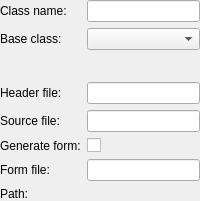
Above: src/libs/utils/newclasswidget.ui from heiheshang/ananas-creator before the change. Below: the same form after it.
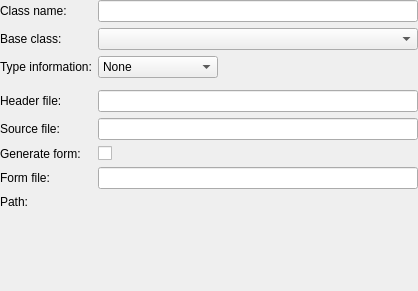
That is the form after the change. Custom widgets are drawn as their Qt base class.

The edit to the form file:
```diff
--- a/src/libs/utils/newclasswidget.ui
+++ b/src/libs/utils/newclasswidget.ui
@@ -1,7 +1,15 @@
 <?xml version="1.0" encoding="UTF-8"?>
 <ui version="4.0">
- <class>Core::Utils::NewClassWidget</class>
- <widget class="QWidget" name="Core::Utils::NewClassWidget">
+ <class>Utils::NewClassWidget</class>
+ <widget class="QWidget" name="Utils::NewClassWidget">
+  <property name="geometry">
+   <rect>
+    <x>0</x>
+    <y>0</y>
+    <width>418</width>
+    <height>291</height>
+   </rect>
+  </property>
   <layout class="QFormLayout" name="formLayout">
    <property name="fieldGrowthPolicy">
     <enum>QFormLayout::ExpandingFieldsGrow</enum>
@@ -17,7 +25,7 @@
     </widget>
    </item>
    <item row="0" column="1">
-    <widget class="Core::Utils::ClassNameValidatingLineEdit" name="classLineEdit"/>
+    <widget class="Utils::ClassNameValidatingLineEdit" name="classLineEdit"/>
    </item>
    <item row="1" column="0">
     <widget class="QLabel" name="baseClassLabel">
@@ -37,110 +45,136 @@
     </widget>
    </item>
    <item row="2" column="0">
-    <spacer name="verticalSpacer">
-     <property name="orientation">
-      <enum>Qt::Vertical</enum>
+    <widget class="QLabel" name="classTypeLabel">
+     <property name="text">
+      <string>Type information:</string>
      </property>
-     <property name="sizeType">
-      <enum>QSizePolicy::Fixed</enum>
-     </property>
-     <property name="sizeHint" stdset="0">
-      <size>
-       <width>20</width>
-       <height>20</height>
-      </size>
-     </property>
-    </spacer>
+    </widget>
    </item>
    <item row="2" column="1">
-    <spacer name="verticalSpacer_2">
-     <property name="orientation">
-      <enum>Qt::Vertical</enum>
-     </property>
-     <property name="sizeType">
-      <enum>QSizePolicy::Fixed</enum>
-     </property>
-     <property name="sizeHint" stdset="0">
-      <size>
-       <width>20</width>
-       <height>20</height>
-      </size>
-     </property>
-    </spacer>
+    <widget class="QComboBox" name="classTypeComboBox">
+     <item>
+      <property name="text">
+       <string>None</string>
+      </property>
+     </item>
+     <item>
+      <property name="text">
+       <string>Inherits QObject</string>
+      </property>
+     </item>
+     <item>
+      <property name="text">
+       <string>Inherits QWidget</string>
+      </property>
+     </item>
+    </widget>
    </item>
    <item row="3" column="0">
-    <widget class="QLabel" name="headerLabel">
-     <property name="text">
-      <string>Header file:</string>
+    <spacer name="verticalSpacer">
+     <property name="orientation">
+      <enum>Qt::Vertical</enum>
      </property>
-    </widget>
+     <property name="sizeType">
+      <enum>QSizePolicy::Fixed</enum>
+     </property>
+     <property name="sizeHint" stdset="0">
+      <size>
+       <width>0</width>
+       <height>0</height>
+      </size>
+     </property>
+    </spacer>
    </item>
    <item row="3" column="1">
-    <widget class="Core::Utils::FileNameValidatingLineEdit" name="headerFileLineEdit"/>
+    <spacer name="verticalSpacer_2">
+     <property name="orientation">
+      <enum>Qt::Vertical</enum>
+     </property>
+     <property name="sizeType">
+      <enum>QSizePolicy::Fixed</enum>
+     </property>
+     <property name="sizeHint" stdset="0">
+      <size>
+       <width>0</width>
+       <height>0</height>
+      </size>
+     </property>
+    </spacer>
    </item>
    <item row="4" column="0">
-    <widget class="QLabel" name="sourceLabel">
+    <widget class="QLabel" name="headerLabel">
      <property name="text">
-      <string>Source file:</string>
+      <string>Header file:</string>
      </property>
     </widget>
    </item>
    <item row="4" column="1">
-    <widget class="Core::Utils::FileNameValidatingLineEdit" name="sourceFileLineEdit"/>
+    <widget class="Utils::FileNameValidatingLineEdit" name="headerFileLineEdit"/>
    </item>
    <item row="5" column="0">
+    <widget class="QLabel" name="sourceLabel">
+     <property name="text">
+      <string>Source file:</string>
+     </property>
+    </widget>
+   </item>
+   <item row="5" column="1">
+    <widget class="Utils::FileNameValidatingLineEdit" name="sourceFileLineEdit"/>
+   </item>
+   <item row="6" column="0">
     <widget class="QLabel" name="generateFormLabel">
      <property name="text">
       <string>Generate form:</string>
      </property>
     </widget>
    </item>
-   <item row="6" column="0">
-    <widget class="QLabel" name="formLabel">
-     <property name="text">
-      <string>Form file:</string>
-     </property>
-    </widget>
-   </item>
    <item row="6" column="1">
-    <widget class="Core::Utils::FileNameValidatingLineEdit" name="formFileLineEdit"/>
+    <widget class="QCheckBox" name="generateFormCheckBox">
+     <property name="text">
+      <string/>
+     </property>
+    </widget>
    </item>
    <item row="7" column="0">
+    <widget class="QLabel" name="formLabel">
+     <property name="text">
+      <string>Form file:</string>
+     </property>
+    </widget>
+   </item>
+   <item row="7" column="1">
+    <widget class="Utils::FileNameValidatingLineEdit" name="formFileLineEdit"/>
+   </item>
+   <item row="8" column="0">
     <widget class="QLabel" name="pathLabel">
      <property name="text">
       <string>Path:</string>
      </property>
     </widget>
    </item>
-   <item row="7" column="1">
-    <widget class="Core::Utils::PathChooser" name="pathChooser" native="true"/>
-   </item>
-   <item row="5" column="1">
-    <widget class="QCheckBox" name="generateFormCheckBox">
-     <property name="text">
-      <string/>
-     </property>
-    </widget>
+   <item row="8" column="1">
+    <widget class="Utils::PathChooser" name="pathChooser"/>
    </item>
   </layout>
  </widget>
  <customwidgets>
   <customwidget>
-   <class>Core::Utils::PathChooser</class>
+   <class>Utils::ClassNameValidatingLineEdit</class>
+   <extends>QLineEdit</extends>
+   <header location="global">utils/classnamevalidatinglineedit.h</header>
+  </customwidget>
+  <customwidget>
+   <class>Utils::FileNameValidatingLineEdit</class>
+   <extends>QLineEdit</extends>
+   <header location="global">utils/filenamevalidatinglineedit.h</header>
+  </customwidget>
+  <customwidget>
+   <class>Utils::PathChooser</class>
    <extends>QWidget</extends>
    <header location="global">pathchooser.h</header>
    <container>1</container>
   </customwidget>
-  <customwidget>
-   <class>Core::Utils::ClassNameValidatingLineEdit</class>
-   <extends>QLineEdit</extends>
-   <header>classnamevalidatinglineedit.h</header>
-  </customwidget>
-  <customwidget>
-   <class>Core::Utils::FileNameValidatingLineEdit</class>
-   <extends>QLineEdit</extends>
-   <header location="global">utils/filenamevalidatinglineedit.h</header>
-  </customwidget>
  </customwidgets>
  <resources/>
  <connections/>
```
Left out of the diff: 2 changed lines with no effect on the pictures.
